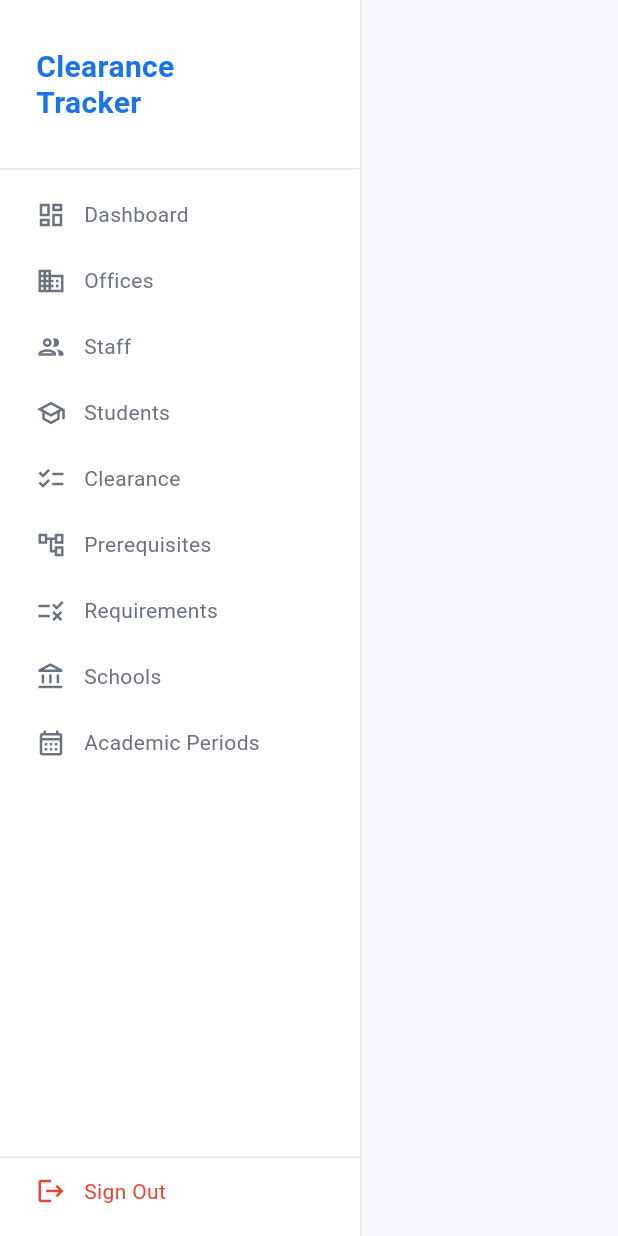
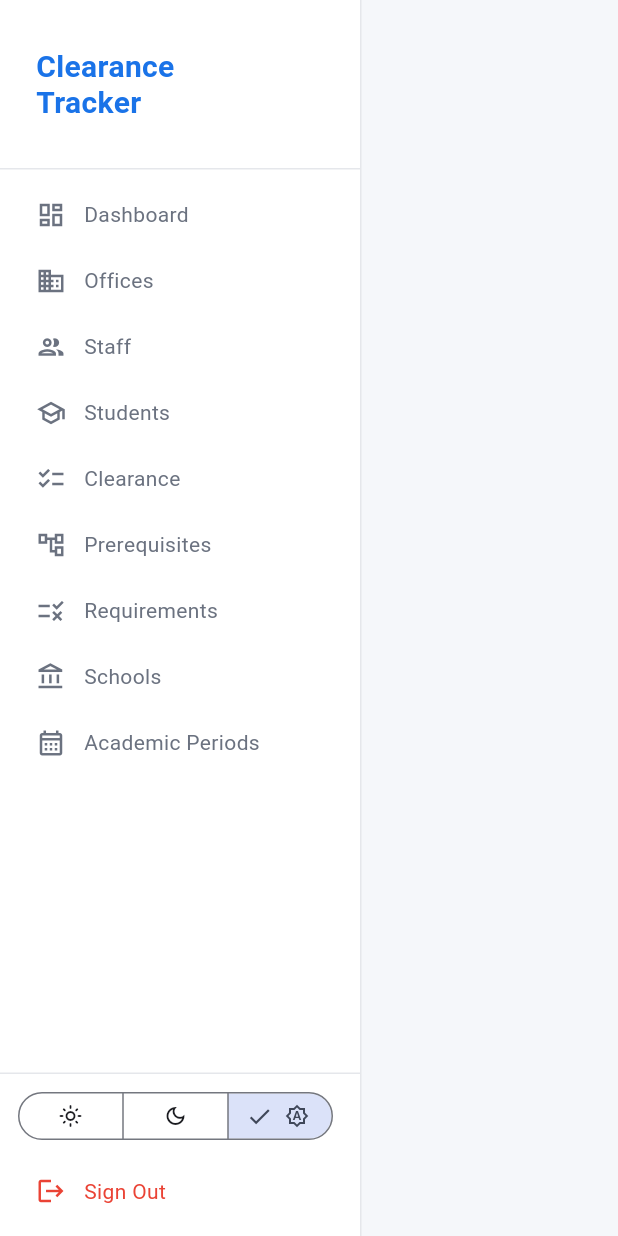
Before and after one commit to KaiyouS/student_clearance_tracker, a Flutter app: the AdminShell screen opened directly with empty values, on a phone screen of 412 x 824 dp. Run offline on Flutter 3.47's test engine with Material 3 defaults, Android fonts, the phone set to English and light mode, and no system bars; our stand-ins replace flutter_local_notifications, go_router, shared_preferences, supabase_flutter; accounts and stored records are empty.

Commit message:
feat(ui): add theme toggle to student profile and admin sidebar

```diff
--- a/lib/admin/shell/sidebar_widget.dart
+++ b/lib/admin/shell/sidebar_widget.dart
@@ -2,6 +2,7 @@ import 'package:flutter/material.dart';
 import 'package:go_router/go_router.dart';
 import '../../core/theme/app_theme.dart';
 import '../../core/services/auth_service.dart';
+import '../../core/widgets/theme_toggle.dart';
 
 class SidebarWidget extends StatelessWidget {
   const SidebarWidget({super.key});
@@ -90,7 +91,10 @@ class SidebarWidget extends StatelessWidget {
           ),
           const Spacer(),
           const Divider(height: 1, color: AppTheme.border),
-
+          const Padding(
+            padding: EdgeInsets.symmetric(horizontal: 12, vertical: 8),
+            child: ThemeToggle(),
+          ),
           // Sign out
           _SignOutButton(),
           const SizedBox(height: 8),
```
Also changed, not shown: lib/student/screens/student_profile_screen.dart (+23 -1 lines).
